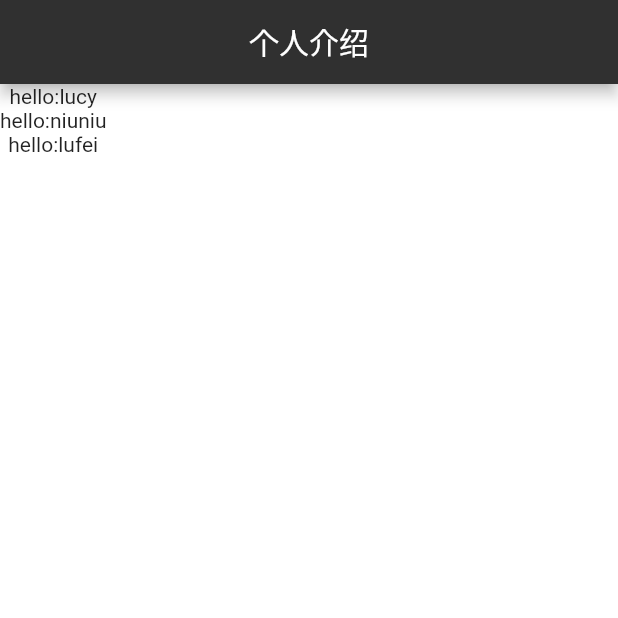
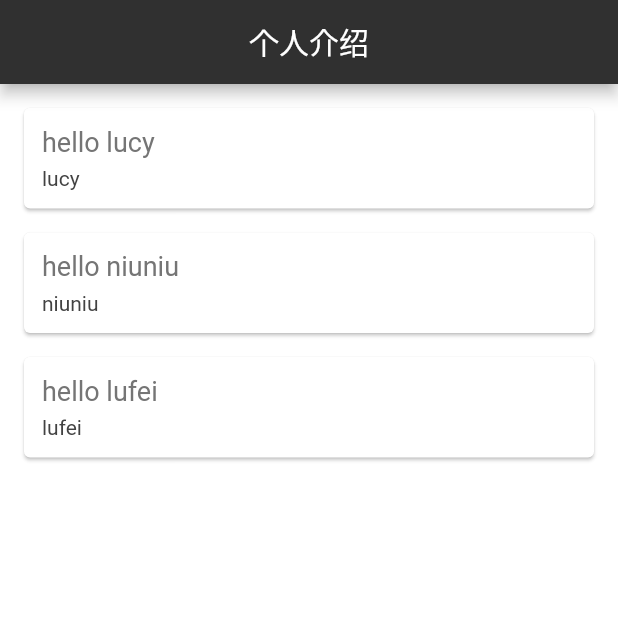
Before and after one commit to xjxujing/flutter-first-app, a Flutter app: the screen it shows after launch, on a phone screen of 412 x 824 dp, the top half of it. Run offline on Flutter 3.47's test engine with Material 2 defaults, Android fonts, the phone set to English and light mode, and no system bars.

```diff
--- a/lib/main.dart
+++ b/lib/main.dart
@@ -16,10 +16,29 @@ class Datas {
 
 class _HomeState extends State<Home> {
   List<Datas> datas = [
-    Datas(text: "hello", author: "lucy"),
-    Datas(text: "hello", author: "niuniu"),
-    Datas(text: "hello", author: "lufei"),
+    Datas(text: "hello lucy", author: "lucy"),
+    Datas(text: "hello niuniu", author: "niuniu"),
+    Datas(text: "hello lufei", author: "lufei"),
   ];
+
+  // 封装的 widget
+  Widget dataTemplate(data) {
+    return Card(
+        margin: const EdgeInsets.fromLTRB(16.0, 16.0, 16.0, 0),
+        child: Padding(
+          padding: const EdgeInsets.all(12.0),
+          child: Column(
+            crossAxisAlignment: CrossAxisAlignment.stretch,
+            children: <Widget>[
+              Text(data.text,
+                  style: TextStyle(fontSize: 18.0, color: Colors.grey[600])),
+              SizedBox(height: 6.0),
+              Text(data.author,
+                  style: TextStyle(fontSize: 14.0, color: Colors.grey[800])),
+            ],
+          ),
+        ));
+  }
 
   @override
   Widget build(BuildContext context) {
@@ -31,16 +50,8 @@ class _HomeState extends State<Home> {
         backgroundColor: Colors.grey[850],
       ),
       body: Column(
-//        children: datas.map((data){
-//          return Text(data);
-//        }).toList(),
-        children:
-            datas.map((data) => Text('${data.text}:${data.author}')).toList(),
-//        children: <Widget>[
-//          Text("hello world"),
-//          Text("hello flutter"),
-//          Text("hello niuniu"),
-//        ],
+        // 这里使用封装的 widget
+        children: datas.map((data) => dataTemplate(data)).toList(),
       ),
     );
   }
```
